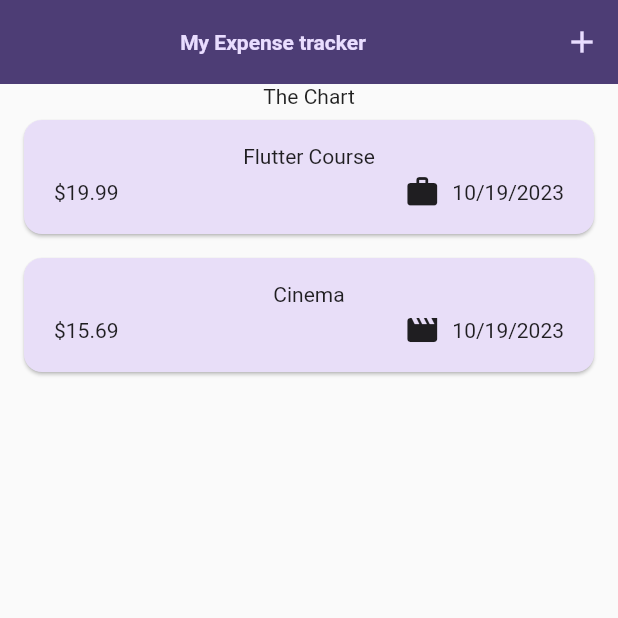
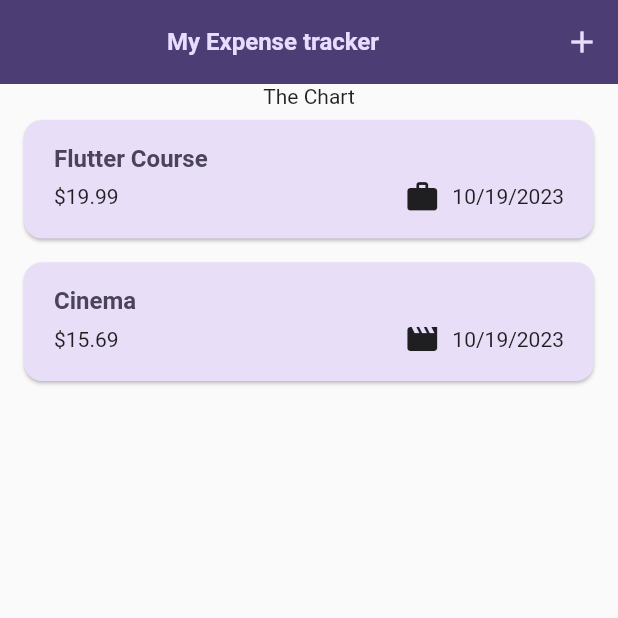
Before and after one commit to atomicstructure/expense_tracker, a Flutter app: the screen it shows after launch, on a phone screen of 412 x 824 dp, the top half of it. Run offline on Flutter 3.47's test engine with Material 2 defaults, Android fonts, the phone set to English and light mode, and no system bars.

Commit message:
Added a background color to the list being removed

```diff
--- a/expense_tracker/lib/main.dart
+++ b/expense_tracker/lib/main.dart
@@ -30,7 +30,7 @@ void main() {
               titleLarge: TextStyle(
                 fontWeight: FontWeight.bold,
                 color: kColorScheme.onSecondaryContainer,
-                fontSize: 14,
+                fontSize: 16,
               ),
             ),
       ),
--- a/expense_tracker/lib/widgets/expenses_list/expense_item.dart
+++ b/expense_tracker/lib/widgets/expenses_list/expense_item.dart
@@ -15,8 +15,12 @@ class ExpenseItem extends StatelessWidget {
           vertical: 16,
         ),
         child: Column(
+          crossAxisAlignment: CrossAxisAlignment.start,
           children: [
-            Text(expense.title),
+            Text(
+              expense.title,
+              style: Theme.of(context).textTheme.titleLarge,
+            ),
             const SizedBox(
               height: 4,
             ),
--- a/expense_tracker/lib/widgets/expenses_list/expenses_list.dart
+++ b/expense_tracker/lib/widgets/expenses_list/expenses_list.dart
@@ -1,3 +1,4 @@
+// import 'package:expense_tracker/main.dart';
 import 'package:expense_tracker/models/expense.dart';
 import 'package:expense_tracker/widgets/expenses_list/expense_item.dart';
 import 'package:flutter/material.dart';
@@ -19,8 +20,13 @@ class ExpensesList extends StatelessWidget {
         key: ValueKey(
           expenses[index],
         ),
+        background: Container(
+          color: Theme.of(context).colorScheme.error.withOpacity(0.7),
+          margin: EdgeInsets.symmetric(
+              horizontal: Theme.of(context).cardTheme.margin!.horizontal),
+        ),
+        onDismissed: (direction) => onRemoveExpense(expenses[index]),
         child: ExpenseItem(expenses[index]),
-        onDismissed: (direction) => onRemoveExpense(expenses[index]),
       ),
     );
   }
```
